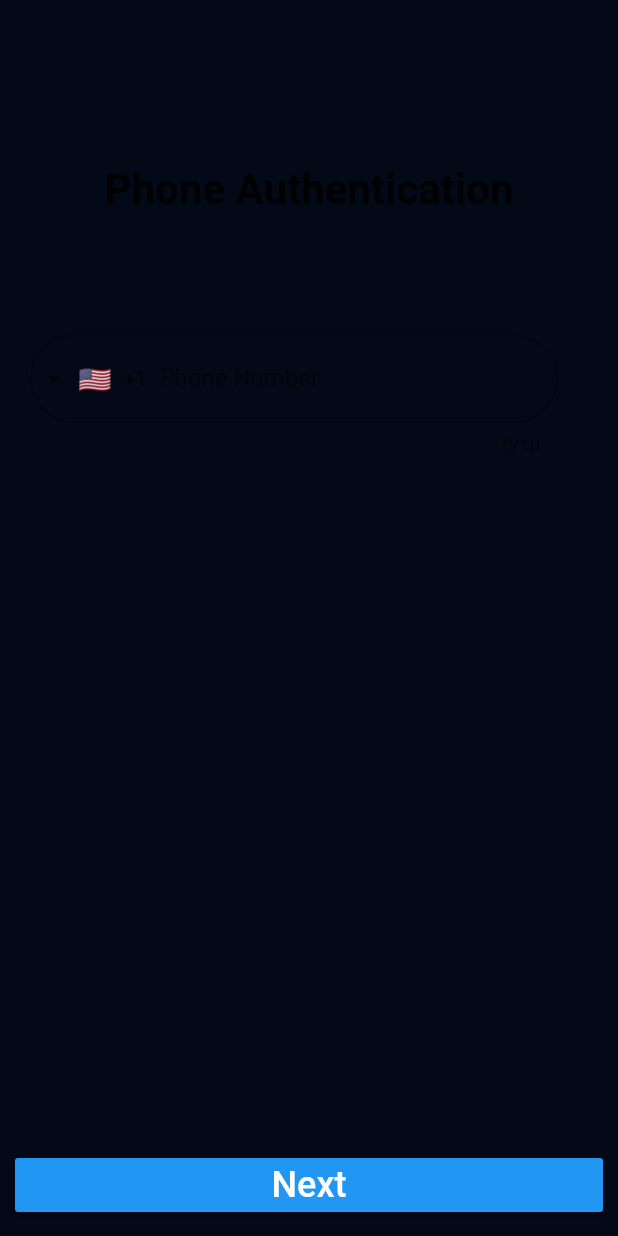
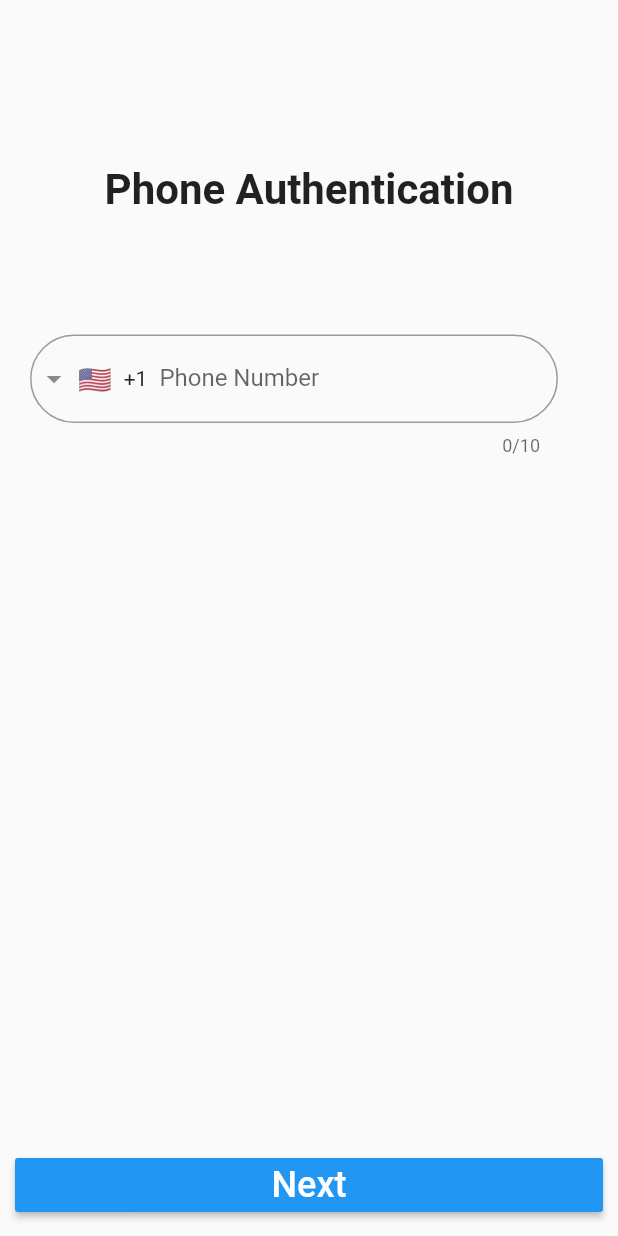
Before and after one commit to femidof/Socially-App, a Flutter app: the screen it shows after launch, on a phone screen of 412 x 824 dp. Run offline on Flutter 3.47's test engine with Material 2 defaults, Android fonts, the phone set to English and light mode, and no system bars; drawn by our look-alikes of intl_phone_field; our stand-ins replace faker, file_picker, firebase_auth, firebase_core, firebase_storage, flutter_chat_types and 8 more; missing offline and left inert: cloud_firestore_web, firebase_auth_web, firebase_core_web, firebase_storage_web, flutter_firebase_chat_core, image_picker_for_web; accounts and stored records are empty.

Commit message:
change theme v1 working

```diff
--- a/lib/main.dart
+++ b/lib/main.dart
@@ -1,12 +1,17 @@
 import 'package:firebase_auth/firebase_auth.dart';
 import 'package:firebase_core/firebase_core.dart';
 import 'package:flutter/material.dart';
+import 'package:get/get.dart';
+import 'package:get_storage/get_storage.dart';
 import 'package:intl_phone_field/intl_phone_field.dart';
 import 'package:otp_text_field/otp_text_field.dart';
 import 'package:otp_text_field/style.dart';
 import 'package:socially/screens/auth/login.dart';
 import 'package:socially/screens/home.dart';
+import 'package:socially/shared/theme.dart';
 import 'package:socially/shared/universal_variables.dart';
+
+import 'services/theme_service.dart';
 // import 'demo/rooms.dart';
 // import 'package:google_fonts/google_fonts.dart';
 
@@ -15,6 +20,7 @@ import 'package:socially/shared/universal_variables.dart';
 void main() async {
   WidgetsFlutterBinding.ensureInitialized();
   await Firebase.initializeApp();
+  await GetStorage.init();
   // runApp(const BaseStart());
   runApp(MyApp());
 }
@@ -117,13 +123,12 @@ class MyApp extends StatelessWidget {
   final FirebaseAuth auth = FirebaseAuth.instance;
   @override
   Widget build(BuildContext context) {
-    return MaterialApp(
+    return GetMaterialApp(
       debugShowCheckedModeBanner: false,
       title: 'Flutter Demo',
-      theme: ThemeData(
-        scaffoldBackgroundColor: UniversalVariables.gradientColorEndhmm,
-        primarySwatch: Colors.blue,
-      ),
+      theme: Themes.light,
+      darkTheme: Themes.dark,
+      themeMode: ThemeService().theme,
       home: auth.currentUser == null ? const LoginScreen() : const HomeScreen(),
     );
   }
--- /dev/null
+++ b/lib/services/theme_service.dart
@@ -0,0 +1,23 @@
+import 'package:flutter/material.dart';
+import 'package:get/get.dart';
+import 'package:get_storage/get_storage.dart';
+
+class ThemeService {
+  final _box = GetStorage();
+  final _key = 'isDarkMode';
+
+  /// Get isDarkMode info from local storage and return ThemeMode
+  ThemeMode get theme => _loadThemeFromBox() ? ThemeMode.dark : ThemeMode.light;
+
+  /// Load isDArkMode from local storage and if it's empty, returns false (that means default theme is light)
+  bool _loadThemeFromBox() => _box.read(_key) ?? false;
+
+  /// Save isDarkMode to local storage
+  _saveThemeToBox(bool isDarkMode) => _box.write(_key, isDarkMode);
+
+  /// Switch theme and save to local storage
+  void switchTheme() {
+    Get.changeThemeMode(_loadThemeFromBox() ? ThemeMode.light : ThemeMode.dark);
+    _saveThemeToBox(!_loadThemeFromBox());
+  }
+}
--- /dev/null
+++ b/lib/shared/theme.dart
@@ -0,0 +1,28 @@
+import 'package:flutter/material.dart';
+import 'package:socially/shared/universal_variables.dart';
+
+class Themes {
+  static final light = ThemeData.light().copyWith(
+    backgroundColor: Colors.white,
+    accentColor: Colors.red,
+    brightness: Brightness.light,
+    primaryColor: Colors.amber,
+    // buttonColor: Colors.blue,
+    buttonTheme: ButtonThemeData(
+      buttonColor: Colors.blue,
+      disabledColor: Colors.grey,
+    ),
+  );
+  static final dark = ThemeData.dark().copyWith(
+    scaffoldBackgroundColor: UniversalVariables.gradientColorEndhmm,
+    backgroundColor: Colors.black,
+    buttonColor: Colors.red,
+    accentColor: Colors.pink,
+    brightness: Brightness.light,
+    primaryColor: Colors.blue,
+    buttonTheme: ButtonThemeData(
+      buttonColor: Colors.amber,
+      disabledColor: Colors.grey,
+    ),
+  );
+}
--- a/pubspec.yaml
+++ b/pubspec.yaml
@@ -53,6 +53,7 @@ dependencies:
   mime: ^1.0.1
   path_provider: ^2.0.7
   pinput: ^1.2.0
+  get_storage: ^2.0.3
 
 dev_dependencies:
   flutter_lints: ^1.0.0
```
Also changed, not shown: lib/screens/home.dart (+16 -1 lines), pubspec.lock, 1 other file.
